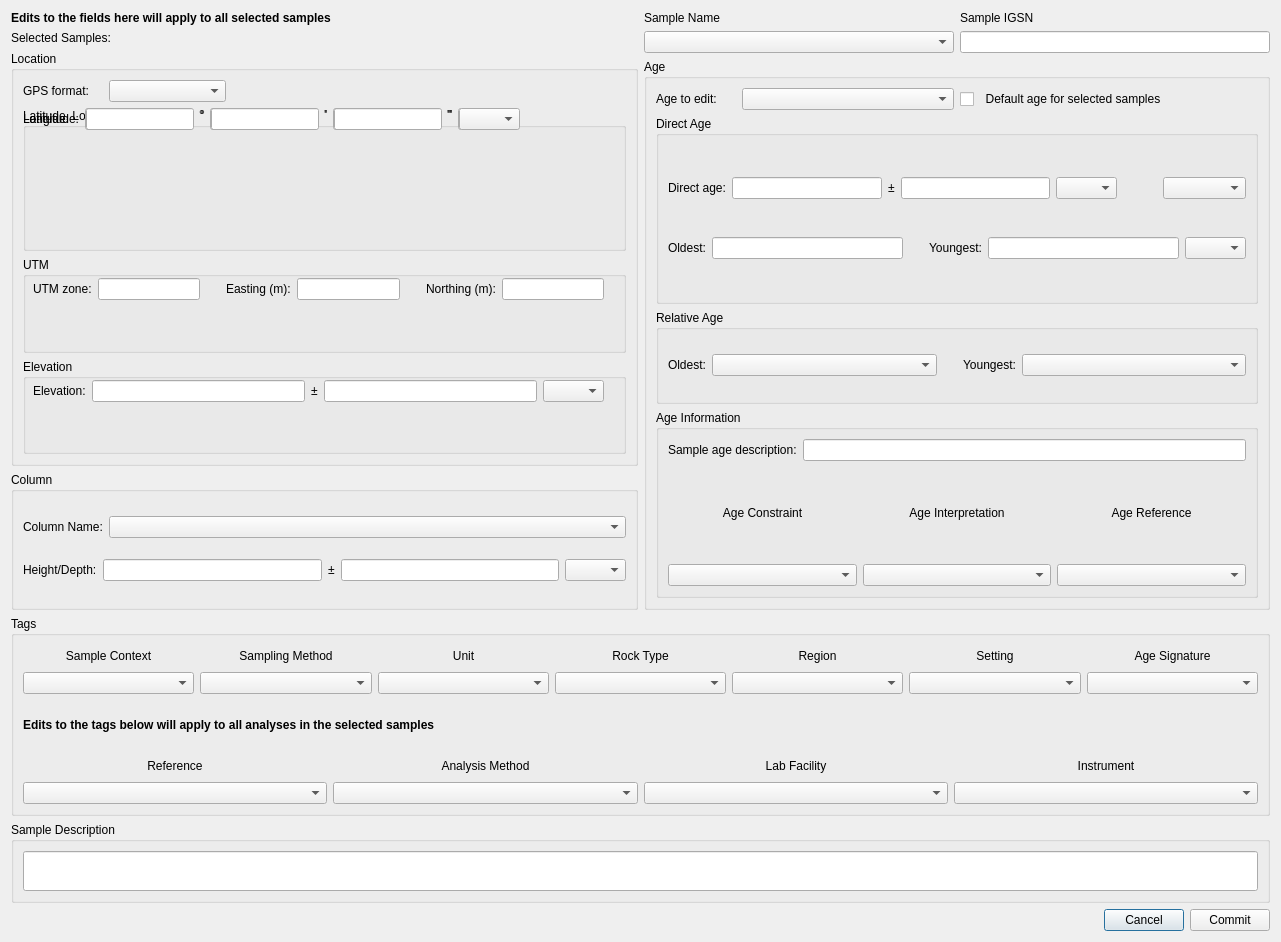
Before: the Qt Designer form ui/SampleInformation.ui in kathrynmetcalf/GeoCORK, drawn with Qt 5.
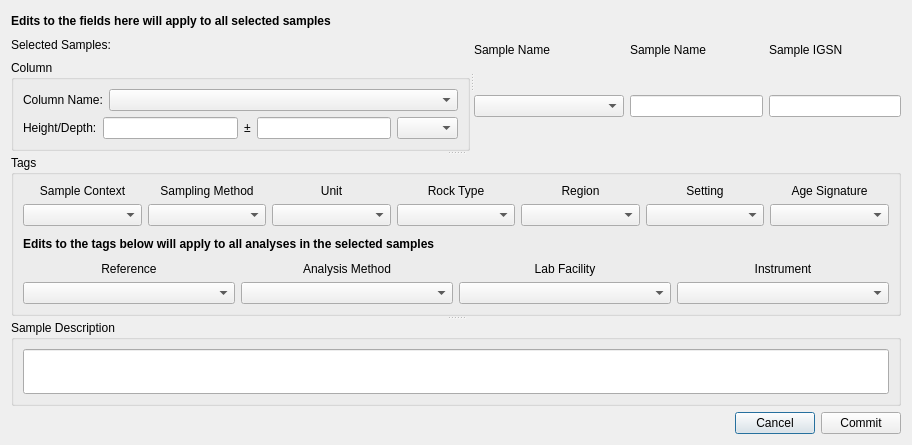
After: the same form once the commit is applied. Custom widgets are drawn as their Qt base class.

Commit message: Fixed issue of SampleInformation crashing - removed unnecessary event filter. Fixed GPSFields widget and working on AgeFields widget implementation. Now both are separate from SampleInformation and can be used in other windows. Moved some methods into table classes

Patch:
```diff
--- a/ui/SampleInformation.ui
+++ b/ui/SampleInformation.ui
@@ -6,8 +6,8 @@
    <rect>
     <x>0</x>
     <y>0</y>
-    <width>1281</width>
-    <height>942</height>
+    <width>912</width>
+    <height>445</height>
    </rect>
   </property>
   <property name="sizePolicy">
@@ -25,13 +25,20 @@
   <property name="windowTitle">
    <string>Dialog</string>
   </property>
-  <layout class="QVBoxLayout" name="verticalLayout_21" stretch="6,2,0,0">
+  <layout class="QVBoxLayout" name="verticalLayout">
    <item>
-    <layout class="QHBoxLayout" name="horizontalLayout_17" stretch="1,1">
+    <widget class="QSplitter" name="splitter_2">
+     <property name="orientation">
+      <enum>Qt::Vertical</enum>
+     </property>
+     <widget class="QSplitter" name="splitter">
+      <property name="orientation">
+       <enum>Qt::Horizontal</enum>
+      </property>
+      <widget class="QWidget" name="">
+       <layout class="QVBoxLayout" name="selected_gps_column_verticalLayout">
      <item>
-      <layout class="QVBoxLayout" name="verticalLayout_19" stretch="0,0,0">
-       <item>
-        <widget class="QLabel" name="label_3">
+         <widget class="QLabel" name="bold_label">
          <property name="font">
           <font>
            <bold>true</bold>
@@ -50,375 +57,11 @@
         </widget>
        </item>
        <item>
-        <layout class="QVBoxLayout" name="gps_column_verticalLayout" stretch="3,1">
-         <item>
-          <widget class="QGroupBox" name="location_groupBox">
-           <property name="sizePolicy">
-            <sizepolicy hsizetype="Preferred" vsizetype="MinimumExpanding">
-             <horstretch>0</horstretch>
-             <verstretch>4</verstretch>
-            </sizepolicy>
-           </property>
-           <property name="title">
-            <string>Location</string>
-           </property>
-           <layout class="QVBoxLayout" name="verticalLayout_14">
-            <item>
-             <layout class="QHBoxLayout" name="horizontalLayout_14" stretch="0,0,0">
-              <item>
-               <widget class="QLabel" name="gps_format_label">
-                <property name="sizePolicy">
-                 <sizepolicy hsizetype="Preferred" vsizetype="Fixed">
-                  <horstretch>0</horstretch>
-                  <verstretch>0</verstretch>
-                 </sizepolicy>
-                </property>
-                <property name="maximumSize">
-                 <size>
-                  <width>80</width>
-                  <height>16777215</height>
-                 </size>
-                </property>
-                <property name="text">
-                 <string>GPS format:</string>
-                </property>
-               </widget>
-              </item>
-              <item>
-               <widget class="QComboBox" name="gps_format_comboBox"/>
-              </item>
-              <item>
-               <spacer name="horizontalSpacer_7">
-                <property name="orientation">
-                 <enum>Qt::Horizontal</enum>
-                </property>
-                <property name="sizeType">
-                 <enum>QSizePolicy::Fixed</enum>
-                </property>
-                <property name="sizeHint" stdset="0">
-                 <size>
-                  <width>400</width>
-                  <height>0</height>
-                 </size>
-                </property>
-               </spacer>
-              </item>
-             </layout>
-            </item>
-            <item>
-             <widget class="FocusGroupBox" name="latlon_groupBox">
-              <property name="sizePolicy">
-               <sizepolicy hsizetype="Preferred" vsizetype="Minimum">
-                <horstretch>0</horstretch>
-                <verstretch>3</verstretch>
-               </sizepolicy>
-              </property>
-              <property name="title">
-               <string>Latitude, Longitude</string>
-              </property>
-              <widget class="QWidget" name="">
-               <layout class="QHBoxLayout" name="horizontalLayout">
-                <item>
-                 <widget class="QLabel" name="latitude_label">
-                  <property name="text">
-                   <string>Latitude:   </string>
-                  </property>
-                 </widget>
-                </item>
-                <item>
-                 <widget class="QLineEdit" name="lat_deg_lineEdit"/>
-                </item>
-                <item>
-                 <widget class="QLabel" name="lat_deg_label">
-                  <property name="text">
-                   <string>°</string>
-                  </property>
-                  <property name="alignment">
-                   <set>Qt::AlignLeading|Qt::AlignLeft|Qt::AlignTop</set>
-                  </property>
-                 </widget>
-                </item>
-                <item>
-                 <widget class="QLineEdit" name="lat_min_lineEdit"/>
-                </item>
-                <item>
-                 <widget class="QLabel" name="lat_min_label">
-                  <property name="text">
-                   <string>'</string>
-                  </property>
-                  <property name="alignment">
-                   <set>Qt::AlignLeading|Qt::AlignLeft|Qt::AlignTop</set>
-                  </property>
-                 </widget>
-                </item>
-                <item>
-                 <widget class="QLineEdit" name="lat_sec_lineEdit"/>
-                </item>
-                <item>
-                 <widget class="QLabel" name="lat_sec_label">
-                  <property name="text">
-                   <string>&quot;</string>
-                  </property>
-                  <property name="alignment">
-                   <set>Qt::AlignLeading|Qt::AlignLeft|Qt::AlignTop</set>
-                  </property>
-                 </widget>
-                </item>
-                <item>
-                 <widget class="QComboBox" name="lat_comboBox">
-                  <property name="sizePolicy">
-                   <sizepolicy hsizetype="Fixed" vsizetype="Fixed">
-                    <horstretch>0</horstretch>
-                    <verstretch>0</verstretch>
-                   </sizepolicy>
-                  </property>
-                  <property name="maximumSize">
-                   <size>
-                    <width>61</width>
-                    <height>16777215</height>
-                   </size>
-                  </property>
-                  <property name="placeholderText">
-                   <string>N/S</string>
-                  </property>
-                 </widget>
-                </item>
-               </layout>
-              </widget>
-              <widget class="QWidget" name="">
-               <layout class="QHBoxLayout" name="horizontalLayout_2">
-                <item>
-                 <widget class="QLabel" name="longitude_label">
-                  <property name="text">
-                   <string>Longitude:</string>
-                  </property>
-                 </widget>
-                </item>
-                <item>
-                 <widget class="QLineEdit" name="lon_deg_lineEdit"/>
-                </item>
-                <item>
-                 <widget class="QLabel" name="lon_deg_label">
-                  <property name="text">
-                   <string>°</string>
-                  </property>
-                  <property name="alignment">
-                   <set>Qt::AlignLeading|Qt::AlignLeft|Qt::AlignTop</set>
-                  </property>
-                 </widget>
-                </item>
-                <item>
-                 <widget class="QLineEdit" name="lon_min_lineEdit"/>
-                </item>
-                <item>
-                 <widget class="QLabel" name="lon_min_label">
-                  <property name="text">
-                   <string>'</string>
-                  </property>
-                  <property name="alignment">
-                   <set>Qt::AlignLeading|Qt::AlignLeft|Qt::AlignTop</set>
-                  </property>
-                 </widget>
-                </item>
-                <item>
-                 <widget class="QLineEdit" name="lon_sec_lineEdit"/>
-                </item>
-                <item>
-                 <widget class="QLabel" name="lon_sec_label">
-                  <property name="text">
-                   <string>&quot;</string>
-                  </property>
-                  <property name="alignment">
-                   <set>Qt::AlignLeading|Qt::AlignLeft|Qt::AlignTop</set>
-                  </property>
-                 </widget>
-                </item>
-                <item>
-                 <widget class="QComboBox" name="lon_comboBox">
-                  <property name="sizePolicy">
-                   <sizepolicy hsizetype="Fixed" vsizetype="Fixed">
-                    <horstretch>0</horstretch>
-                    <verstretch>0</verstretch>
-                   </sizepolicy>
-                  </property>
-                  <property name="maximumSize">
-                   <size>
-                    <width>61</width>
-                    <height>16777215</height>
-                   </size>
-                  </property>
-                  <property name="placeholderText">
-                   <string>E/W</string>
-                  </property>
-                 </widget>
-                </item>
-               </layout>
-              </widget>
-             </widget>
-            </item>
-            <item>
-             <widget class="FocusGroupBox" name="utm_groupBox">
-              <property name="sizePolicy">
-               <sizepolicy hsizetype="Preferred" vsizetype="Minimum">
-                <horstretch>0</horstretch>
-                <verstretch>2</verstretch>
-               </sizepolicy>
-              </property>
-              <property name="title">
-               <string>UTM</string>
-              </property>
-              <widget class="QWidget" name="layoutWidget">
-               <property name="geometry">
-                <rect>
-                 <x>10</x>
-                 <y>20</y>
-                 <width>571</width>
-                 <height>24</height>
-                </rect>
-               </property>
-               <layout class="QHBoxLayout" name="horizontalLayout_10">
-                <item>
-                 <widget class="QLabel" name="utm_zone_label">
-                  <property name="text">
-                   <string>UTM zone:</string>
-                  </property>
-                 </widget>
-                </item>
-                <item>
-                 <widget class="QLineEdit" name="utm_zone_lineEdit"/>
-                </item>
-                <item>
-                 <spacer name="horizontalSpacer_3">
-                  <property name="orientation">
-                   <enum>Qt::Horizontal</enum>
-                  </property>
-                  <property name="sizeType">
-                   <enum>QSizePolicy::Fixed</enum>
-                  </property>
-                  <property name="sizeHint" stdset="0">
-                   <size>
-                    <width>20</width>
-                    <height>20</height>
-                   </size>
-                  </property>
-                 </spacer>
-                </item>
-                <item>
-                 <widget class="QLabel" name="utm_e_label">
-                  <property name="text">
-                   <string>Easting (m):</string>
-                  </property>
-                 </widget>
-                </item>
-                <item>
-                 <widget class="QLineEdit" name="utm_e_lineEdit"/>
-                </item>
-                <item>
-                 <spacer name="horizontalSpacer_2">
-                  <property name="orientation">
-                   <enum>Qt::Horizontal</enum>
-                  </property>
-                  <property name="sizeType">
-                   <enum>QSizePolicy::Fixed</enum>
-                  </property>
-                  <property name="sizeHint" stdset="0">
-                   <size>
-                    <width>20</width>
-                    <height>20</height>
-                   </size>
-                  </property>
-                 </spacer>
-                </item>
-                <item>
-                 <widget class="QLabel" name="utm_n_label">
-                  <property name="text">
-                   <string>Northing (m):</string>
-                  </property>
-                 </widget>
-                </item>
-                <item>
-                 <widget class="QLineEdit" name="utm_n_lineEdit"/>
-                </item>
-               </layout>
-              </widget>
-             </widget>
-            </item>
-            <item>
-             <widget class="FocusGroupBox" name="elev_groupBox">
-              <property name="sizePolicy">
-               <sizepolicy hsizetype="Preferred" vsizetype="Minimum">
-                <horstretch>0</horstretch>
-                <verstretch>2</verstretch>
-               </sizepolicy>
-              </property>
-              <property name="title">
-               <string>Elevation</string>
-              </property>
-              <widget class="QWidget" name="layoutWidget">
-               <property name="geometry">
-                <rect>
-                 <x>10</x>
-                 <y>20</y>
-                 <width>571</width>
-                 <height>24</height>
-                </rect>
-               </property>
-               <layout class="QHBoxLayout" name="horizontalLayout_4">
-                <item>
-                 <widget class="QLabel" name="elevation_label">
-                  <property name="text">
-                   <string>Elevation:</string>
-                  </property>
-                 </widget>
-                </item>
-                <item>
-                 <widget class="QLineEdit" name="elevation_lineEdit"/>
-                </item>
-                <item>
-                 <widget class="QLabel" name="elevation_error_label">
-                  <property name="text">
-                   <string>±</string>
-                  </property>
-                  <property name="alignment">
-                   <set>Qt::AlignCenter</set>
-                  </property>
-                 </widget>
-                </item>
-                <item>
-                 <widget class="QLineEdit" name="elevation_error_lineEdit"/>
-                </item>
-                <item>
-                 <widget class="QComboBox" name="elevation_unit_comboBox">
-                  <property name="sizePolicy">
-                   <sizepolicy hsizetype="Fixed" vsizetype="Fixed">
-                    <horstretch>0</horstretch>
-                    <verstretch>0</verstretch>
-                   </sizepolicy>
-                  </property>
-                  <property name="maximumSize">
-                   <size>
-                    <width>61</width>
-                    <height>16777215</height>
-                   </size>
-                  </property>
-                  <property name="placeholderText">
-                   <string>Unit</string>
-                  </property>
-                 </widget>
-                </item>
-               </layout>
-              </widget>
-             </widget>
-            </item>
-           </layout>
-          </widget>
-         </item>
-         <item>
           <widget class="FocusGroupBox" name="column_groupBox">
            <property name="sizePolicy">
-            <sizepolicy hsizetype="Preferred" vsizetype="MinimumExpanding">
+           <sizepolicy hsizetype="Preferred" vsizetype="Preferred">
              <horstretch>0</horstretch>
-             <verstretch>1</verstretch>
+            <verstretch>0</verstretch>
             </sizepolicy>
            </property>
            <property name="title">
@@ -505,27 +148,10 @@
           </widget>
          </item>
         </layout>
-       </item>
-      </layout>
-     </item>
-     <item>
-      <layout class="QVBoxLayout" name="name_igsn_age_verticalLayout" stretch="0,1">
-       <item>
+      </widget>
+      <widget class="QWidget" name="">
         <layout class="QGridLayout" name="gridLayout_2">
-         <item row="0" column="0">
-          <widget class="QLabel" name="sample_name_label">
-           <property name="sizePolicy">
-            <sizepolicy hsizetype="Preferred" vsizetype="Fixed">
-             <horstretch>0</horstretch>
-             <verstretch>0</verstretch>
-            </sizepolicy>
-           </property>
-           <property name="text">
-            <string>Sample Name</string>
-           </property>
-          </widget>
-         </item>
-         <item row="0" column="1">
+        <item row="0" column="3">
           <widget class="QLabel" name="sample_igsn_label">
            <property name="sizePolicy">
             <sizepolicy hsizetype="Preferred" vsizetype="Fixed">
@@ -551,7 +177,7 @@
            </property>
           </widget>
          </item>
-         <item row="1" column="1">
+        <item row="1" column="3">
           <widget class="QLineEdit" name="sample_igsn_lineEdit">
            <property name="sizePolicy">
             <sizepolicy hsizetype="Preferred" vsizetype="Fixed">
@@ -561,387 +187,48 @@
            </property>
           </widget>
          </item>
-        </layout>
-       </item>
-       <item>
-        <widget class="QGroupBox" name="age_groupBox">
+        <item row="0" column="0">
+         <widget class="QLabel" name="sample_name_label">
          <property name="sizePolicy">
-          <sizepolicy hsizetype="Preferred" vsizetype="Preferred">
-           <horstretch>0</horstretch>
-           <verstretch>0</verstretch>
-          </sizepolicy>
-         </property>
-         <property name="title">
-          <string>Age</string>
-         </property>
-         <layout class="QVBoxLayout" name="verticalLayout_23" stretch="0,2,1,2">
-          <item>
-           <layout class="QHBoxLayout" name="horizontalLayout_16">
-            <item>
-             <layout class="QHBoxLayout" name="horizontalLayout_13">
-              <item>
-               <widget class="QLabel" name="edit_age_label">
-                <property name="sizePolicy">
-                 <sizepolicy hsizetype="Preferred" vsizetype="Preferred">
-                  <horstretch>0</horstretch>
-                  <verstretch>0</verstretch>
-                 </sizepolicy>
-                </property>
-                <property name="maximumSize">
-                 <size>
-                  <width>80</width>
-                  <height>16777215</height>
-                 </size>
-                </property>
-                <property name="text">
-                 <string>Age to edit:</string>
-                </property>
-               </widget>
-              </item>
-              <item>
-               <widget class="QComboBox" name="edit_age_comboBox">
-                <property name="currentText">
-                 <string/>
-                </property>
-                <property name="placeholderText">
-                 <string>Select age to edit</string>
-                </property>
-               </widget>
-              </item>
-             </layout>
-            </item>
-            <item>
-             <widget class="QCheckBox" name="default_age_checkBox">
-              <property name="text">
-               <string>  Default age for selected samples</string>
-              </property>
-             </widget>
-            </item>
-           </layout>
-          </item>
-          <item>
-           <widget class="FocusGroupBox" name="direct_age_groupBox">
-            <property name="sizePolicy">
-             <sizepolicy hsizetype="Preferred" vsizetype="Minimum">
-              <horstretch>0</horstretch>
-              <verstretch>0</verstretch>
-             </sizepolicy>
-            </property>
-            <property name="title">
-             <string>Direct Age</string>
-            </property>
-            <layout class="QVBoxLayout" name="verticalLayout_16">
-             <item>
-              <layout class="QHBoxLayout" name="horizontalLayout_6">
-               <item>
-                <widget class="QLabel" name="direct_age_label">
-                 <property name="sizePolicy">
                   <sizepolicy hsizetype="Preferred" vsizetype="Fixed">
                    <horstretch>0</horstretch>
                    <verstretch>0</verstretch>
                   </sizepolicy>
                  </property>
                  <property name="text">
-                  <string>Direct age:</string>
-                 </property>
-                </widget>
-               </item>
-               <item>
-                <widget class="QLineEdit" name="direct_age_lineEdit"/>
-               </item>
-               <item>
-                <widget class="QLabel" name="best_age_error_label">
-                 <property name="sizePolicy">
-                  <sizepolicy hsizetype="Preferred" vsizetype="Fixed">
-                   <horstretch>0</horstretch>
-                   <verstretch>0</verstretch>
-                  </sizepolicy>
-                 </property>
-                 <property name="text">
-                  <string>±</string>
-                 </property>
-                 <property name="alignment">
-                  <set>Qt::AlignCenter</set>
-                 </property>
-                </widget>
-               </item>
-               <item>
-                <widget class="QLineEdit" name="direct_age_error_lineEdit"/>
-               </item>
-               <item>
-                <widget class="QComboBox" name="direct_age_unit_comboBox">
-                 <property name="sizePolicy">
-                  <sizepolicy hsizetype="Fixed" vsizetype="Fixed">
-                   <horstretch>0</horstretch>
-                   <verstretch>0</verstretch>
-                  </sizepolicy>
-                 </property>
-                 <property name="maximumSize">
-                  <size>
-                   <width>61</width>
-                   <height>16777215</height>
-                  </size>
-                 </property>
-                 <property name="placeholderText">
-                  <string>Unit</string>
-                 </property>
-                </widget>
-               </item>
-               <item>
-                <spacer name="horizontalSpacer_4">
-                 <property name="orientation">
-                  <enum>Qt::Horizontal</enum>
-                 </property>
-                 <property name="sizeType">
-                  <enum>QSizePolicy::Fixed</enum>
-                 </property>
-                 <property name="sizeHint" stdset="0">
-                  <size>
-                   <width>40</width>
-                   <height>20</height>
-                  </size>
-                 </property>
-                </spacer>
-               </item>
-               <item>
-                <widget class="QComboBox" name="direct_age_error_type_comboBox">
-                 <property name="placeholderText">
-                  <string>Error type</string>
-                 </property>
-                </widget>
-               </item>
-              </layout>
-             </item>
-             <item>
-              <layout class="QHBoxLayout" name="horizontalLayout_5">
-               <item>
-                <widget class="QLabel" name="oldest_direct_label">
-                 <property name="sizePolicy">
-                  <sizepolicy hsizetype="Preferred" vsizetype="Fixed">
-                   <horstretch>0</horstretch>
-                   <verstretch>0</verstretch>
-                  </sizepolicy>
-                 </property>
-                 <property name="text">
-                  <string>Oldest:</string>
-                 </property>
-                </widget>
-               </item>
-               <item>
-                <widget class="QLineEdit" name="oldest_direct_lineEdit"/>
-               </item>
-               <item>
-                <spacer name="horizontalSpacer_6">
-                 <property name="orientation">
-                  <enum>Qt::Horizontal</enum>
-                 </property>
-                 <property name="sizeType">
-                  <enum>QSizePolicy::Fixed</enum>
-                 </property>
-                 <property name="sizeHint" stdset="0">
-                  <size>
-                   <width>20</width>
-                   <height>20</height>
-                  </size>
-                 </property>
-                </spacer>
-               </item>
-               <item>
-                <widget class="QLabel" name="youngest_direct_label">
-                 <property name="sizePolicy">
-                  <sizepolicy hsizetype="Preferred" vsizetype="Fixed">
-                   <horstretch>0</horstretch>
-                   <verstretch>0</verstretch>
-                  </sizepolicy>
-                 </property>
-                 <property name="text">
-                  <string>Youngest:</string>
-                 </property>
-                </widget>
-               </item>
-               <item>
-                <widget class="QLineEdit" name="youngest_direct_lineEdit"/>
-               </item>
-               <item>
-                <widget class="QComboBox" name="direct_unit_comboBox">
-                 <property name="sizePolicy">
-                  <sizepolicy hsizetype="Fixed" vsizetype="Fixed">
-                   <horstretch>0</horstretch>
-                   <verstretch>0</verstretch>
-                  </sizepolicy>
-                 </property>
-                 <property name="maximumSize">
-                  <size>
-                   <width>61</width>
-                   <height>16777215</height>
-                  </size>
-                 </property>
-                 <property name="baseSize">
-                  <size>
-                   <width>60</width>
-                   <height>22</height>
-                  </size>
-                 </property>
-                 <property name="placeholderText">
-                  <string>Unit</string>
-                 </property>
-                </widget>
-               </item>
-              </layout>
-             </item>
-            </layout>
-           </widget>
-          </item>
-          <item>
-           <widget class="FocusGroupBox" name="relative_age_groupBox">
-            <property name="sizePolicy">
-             <sizepolicy hsizetype="Preferred" vsizetype="Minimum">
-              <horstretch>0</horstretch>
-              <verstretch>0</verstretch>
-             </sizepolicy>
-            </property>
-            <property name="title">
-             <string>Relative Age</string>
-            </property>
-            <layout class="QVBoxLayout" name="verticalLayout_17">
-             <item>
-              <layout class="QHBoxLayout" name="horizontalLayout_3">
-               <item>
-                <widget class="QLabel" name="oldest_rel_label">
-                 <property name="sizePolicy">
-                  <sizepolicy hsizetype="Fixed" vsizetype="Fixed">
-                   <horstretch>0</horstretch>
-                   <verstretch>0</verstretch>
-                  </sizepolicy>
-                 </property>
-                 <property name="text">
-                  <string>Oldest:</string>
-                 </property>
-                </widget>
-               </item>
-               <item>
-                <widget class="TreeCombobox" name="oldest_rel_comboBox"/>
-               </item>
-               <item>
-                <spacer name="horizontalSpacer">
-                 <property name="orientation">
-                  <enum>Qt::Horizontal</enum>
-                 </property>
-                 <property name="sizeType">
-                  <enum>QSizePolicy::Fixed</enum>
-                 </property>
-                 <property name="sizeHint" stdset="0">
-                  <size>
-                   <width>20</width>
-                   <height>20</height>
-                  </size>
-                 </property>
-                </spacer>
-               </item>
-               <item>
-                <widget class="QLabel" name="youngest_rel_label">
-                 <property name="sizePolicy">
-                  <sizepolicy hsizetype="Fixed" vsizetype="Fixed">
-                   <horstretch>0</horstretch>
-                   <verstretch>0</verstretch>
-                  </sizepolicy>
-                 </property>
-                 <property name="text">
-                  <string>Youngest:</string>
-                 </property>
-                </widget>
-               </item>
-               <item>
-                <widget class="TreeCombobox" name="youngest_rel_comboBox"/>
-               </item>
-              </layout>
-             </item>
-            </layout>
-           </widget>
-          </item>
-          <item>
-           <widget class="FocusGroupBox" name="age_information_groupBox">
-            <property name="sizePolicy">
-             <sizepolicy hsizetype="Preferred" vsizetype="Minimum">
-              <horstretch>0</horstretch>
-              <verstretch>0</verstretch>
-             </sizepolicy>
-            </property>
-            <property name="title">
-             <string>Age Information</string>
-            </property>
-            <layout class="QVBoxLayout" name="verticalLayout_15">
-             <item>
-              <layout class="QHBoxLayout" name="horizontalLayout_15">
-               <item>
-                <widget class="QLabel" name="age_description_label">
-                 <property name="text">
-                  <string>Sample age description:</string>
-                 </property>
-                </widget>
-               </item>
-               <item>
-                <widget class="QLineEdit" name="age_description_lineEdit"/>
-               </item>
-              </layout>
-             </item>
-             <item>
-              <layout class="QGridLayout" name="gridLayout" rowstretch="0,0">
-               <item row="1" column="0">
-                <widget class="CheckableTreeCombobox" name="age_constraint_comboBox"/>
-               </item>
-               <item row="1" column="1">
-                <widget class="CheckableTreeCombobox" name="age_interpretation_comboBox"/>
+           <string>Sample Name</string>
+          </property>
+         </widget>
                </item>
                <item row="1" column="2">
-                <widget class="CheckableComboBox" name="age_reference_comboBox"/>
-               </item>
-               <item row="0" column="0">
-                <widget class="QLabel" name="age_constraint_label">
-                 <property name="text">
-                  <string>Age Constraint</string>
-                 </property>
-                 <property name="alignment">
-                  <set>Qt::AlignCenter</set>
-                 </property>
-                </widget>
-               </item>
-               <item row="0" column="1">
-                <widget class="QLabel" name="age_interpretation_label">
-                 <property name="text">
-                  <string>Age Interpretation</string>
-                 </property>
-                 <property name="alignment">
-                  <set>Qt::AlignCenter</set>
+         <widget class="QLineEdit" name="sample_name_lineEdit">
+          <property name="sizePolicy">
+           <sizepolicy hsizetype="Preferred" vsizetype="Fixed">
+            <horstretch>0</horstretch>
+            <verstretch>0</verstretch>
+           </sizepolicy>
                  </property>
                 </widget>
                </item>
                <item row="0" column="2">
-                <widget class="QLabel" name="age_reference_label">
+         <widget class="QLabel" name="sample_name_label_2">
+          <property name="sizePolicy">
+           <sizepolicy hsizetype="Preferred" vsizetype="Fixed">
+            <horstretch>0</horstretch>
+            <verstretch>0</verstretch>
+           </sizepolicy>
+          </property>
                  <property name="text">
-                  <string>Age Reference</string>
-                 </property>
-                 <property name="alignment">
-                  <set>Qt::AlignCenter</set>
-                 </property>
+           <string>Sample Name</string>
+          </property>
                 </widget>
                </item>
               </layout>
-             </item>
-            </layout>
-           </widget>
-          </item>
-         </layout>
-        </widget>
-       </item>
-      </layout>
-     </item>
-    </layout>
-   </item>
-   <item>
+      </widget>
+     </widget>
     <widget class="QGroupBox" name="tags_groupBox">
      <property name="sizePolicy">
-      <sizepolicy hsizetype="Preferred" vsizetype="MinimumExpanding">
+       <sizepolicy hsizetype="Preferred" vsizetype="Preferred">
        <horstretch>0</horstretch>
        <verstretch>0</verstretch>
       </sizepolicy>
@@ -1075,6 +362,12 @@
       </item>
       <item>
        <widget class="QLabel" name="label">
+         <property name="sizePolicy">
+          <sizepolicy hsizetype="Preferred" vsizetype="MinimumExpanding">
+           <horstretch>0</horstretch>
+           <verstretch>0</verstretch>
+          </sizepolicy>
+         </property>
         <property name="font">
          <font>
           <bold>true</bold>
@@ -1159,8 +452,6 @@
       </item>
      </layout>
     </widget>
-   </item>
-   <item>
     <widget class="QGroupBox" name="sample_description_groupBox">
      <property name="sizePolicy">
       <sizepolicy hsizetype="Preferred" vsizetype="MinimumExpanding">
@@ -1180,6 +471,12 @@
      <layout class="QVBoxLayout" name="verticalLayout_22">
       <item>
        <widget class="QLineEdit" name="sample_description_lineEdit">
+         <property name="sizePolicy">
+          <sizepolicy hsizetype="Expanding" vsizetype="MinimumExpanding">
+           <horstretch>0</horstretch>
+           <verstretch>0</verstretch>
+          </sizepolicy>
+         </property>
         <property name="minimumSize">
          <size>
           <width>0</width>
@@ -1190,6 +487,7 @@
       </item>
      </layout>
     </widget>
+    </widget>
    </item>
    <item>
     <layout class="QHBoxLayout" name="horizontalLayout_12" stretch="0,0,0">
@@ -1200,7 +498,7 @@
        </property>
        <property name="sizeHint" stdset="0">
         <size>
-         <width>998</width>
+         <width>200</width>
          <height>20</height>
         </size>
        </property>
@@ -1225,11 +523,6 @@
   </layout>
  </widget>
  <customwidgets>
-  <customwidget>
-   <class>TreeCombobox</class>
-   <extends>QComboBox</extends>
-   <header>Functions/Tree_classes.h</header>
-  </customwidget>
   <customwidget>
    <class>CheckableTreeCombobox</class>
    <extends>QComboBox</extends>
```
Lines whose indentation alone changed are shown as unchanged. The commit also changes 11 other files.
